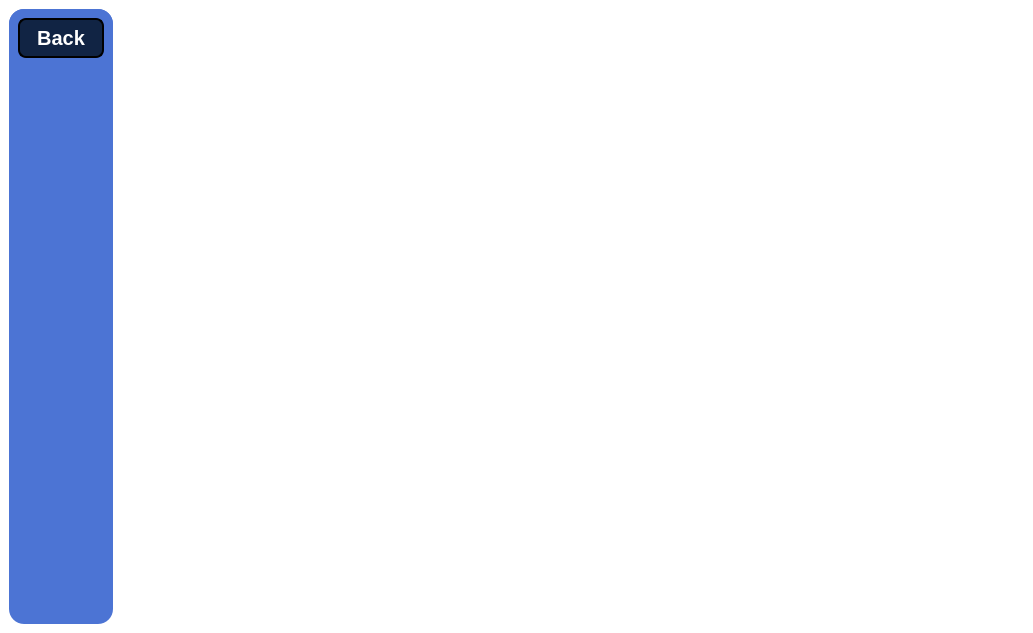
Before: the Qt Designer form xedu/ui/course_reading.ui in Project-K-Official/kavach-studyblu, drawn with Qt 5.
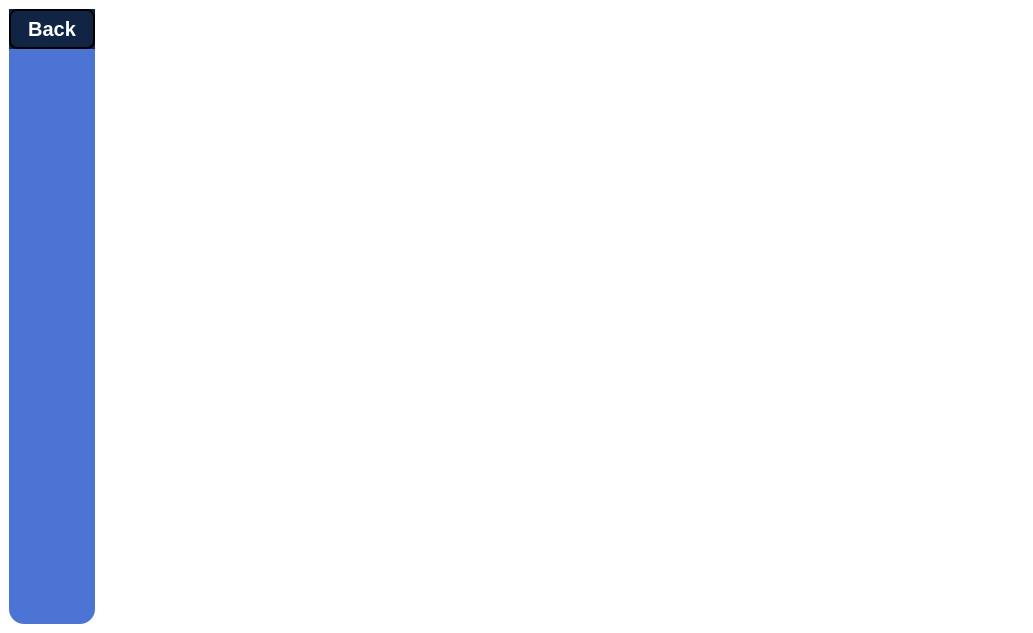
After: the same form once the commit is applied.

What changed in the file:
```diff
--- a/xedu/ui/course_reading.ui
+++ b/xedu/ui/course_reading.ui
@@ -47,21 +47,6 @@
       <property name="alignment">
        <set>Qt::AlignLeading|Qt::AlignLeft|Qt::AlignTop</set>
       </property>
-      <widget class="QWidget" name="scrollAreaWidgetContents_3">
-       <property name="geometry">
-        <rect>
-         <x>0</x>
-         <y>0</y>
-         <width>100</width>
-         <height>58</height>
-        </rect>
-       </property>
-       <property name="sizePolicy">
-        <sizepolicy hsizetype="Preferred" vsizetype="Maximum">
-         <horstretch>0</horstretch>
-         <verstretch>0</verstretch>
-        </sizepolicy>
-       </property>
        <layout class="QVBoxLayout" name="verticalLayout">
         <item>
          <widget class="QPushButton" name="pushButton">
@@ -98,7 +83,6 @@
          </widget>
         </item>
        </layout>
-      </widget>
      </widget>
     </item>
     <item>
```
Lines whose indentation alone changed are shown as unchanged.
